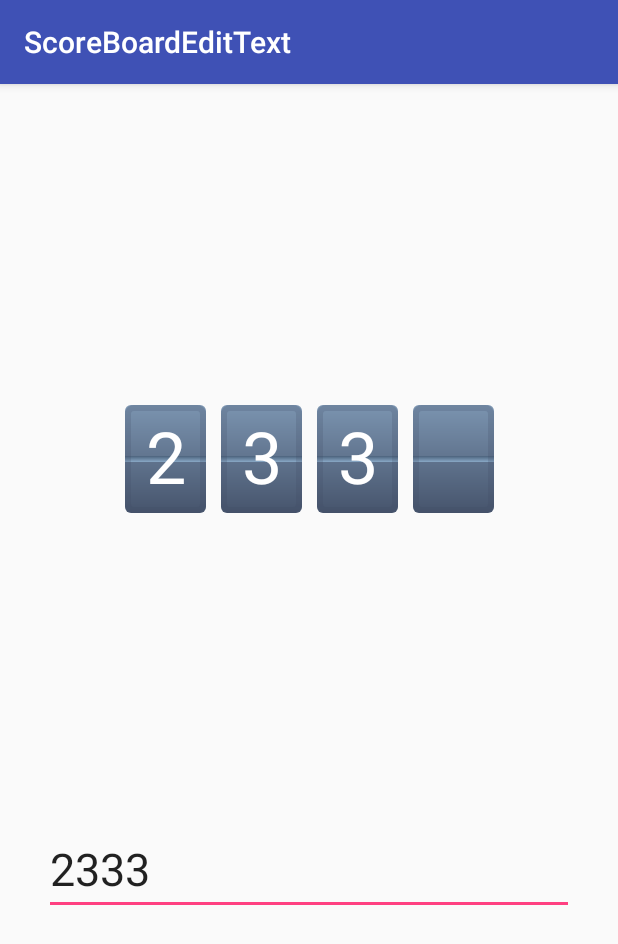
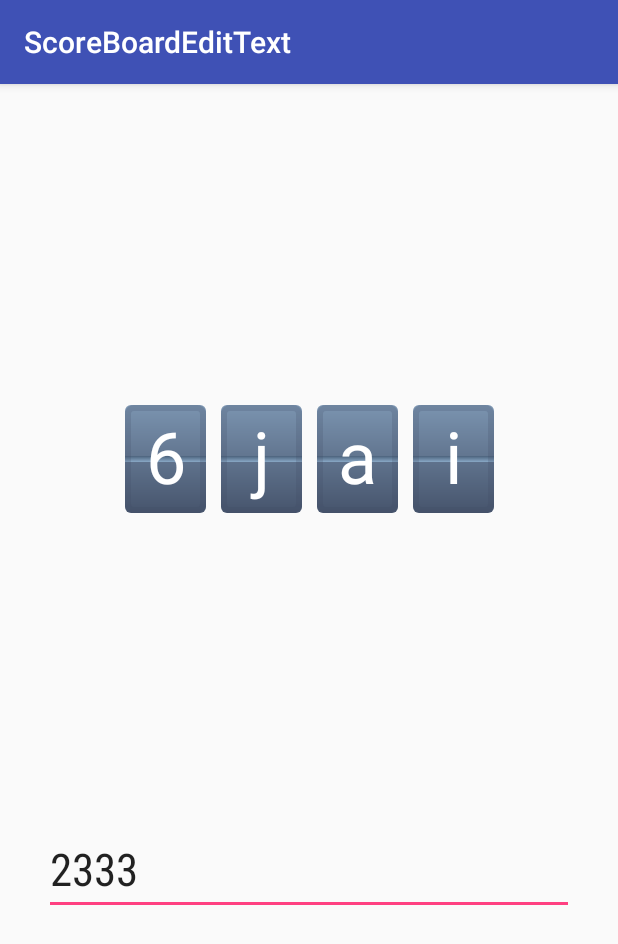
Before and after one commit to dyguests/ScoreBoardEditText, an Android app: the screen it shows after launch (MainActivity), on a phone screen of 412 x 824 dp. Shown: the top 944 px of the screen. Run offline under Robolectric (Android 15) with nearby library versions, the phone set to English and light mode, and no system bars.

```diff
--- a/app/src/main/res/layout/activity_main.xml
+++ b/app/src/main/res/layout/activity_main.xml
@@ -15,7 +15,7 @@
         android:layout_marginStart="8dp"
         android:layout_marginTop="8dp"
         android:maxLength="4"
-        android:text="233"
+        android:text="6jai"
         android:textColor="@android:color/white"
         android:textSize="48sp"
         app:charBackground="@drawable/sbet_char_background"
@@ -32,7 +32,7 @@
         android:layout_marginBottom="8dp"
         android:layout_marginEnd="8dp"
         android:layout_marginStart="8dp"
-        android:ems="10"
+        android:fontFamily="sans-serif-condensed"     android:ems="10"
         android:inputType="textPersonName"
         android:text="2333"
         android:textSize="30sp"
--- a/library/src/main/java/com/fanhl/scoreboardedittext/ScoreBoardEditText.kt
+++ b/library/src/main/java/com/fanhl/scoreboardedittext/ScoreBoardEditText.kt
@@ -33,6 +33,7 @@ class ScoreBoardEditText @JvmOverloads constructor(context: Context?, attrs: Att
         textPaint.apply {
             textSize = this@ScoreBoardEditText.textSize
             color = this@ScoreBoardEditText.currentTextColor
+            typeface = this@ScoreBoardEditText.typeface
         }
 
         maxLength = filters.firstOrNull { it is InputFilter.LengthFilter }?.let { it as InputFilter.LengthFilter }?.max
```
